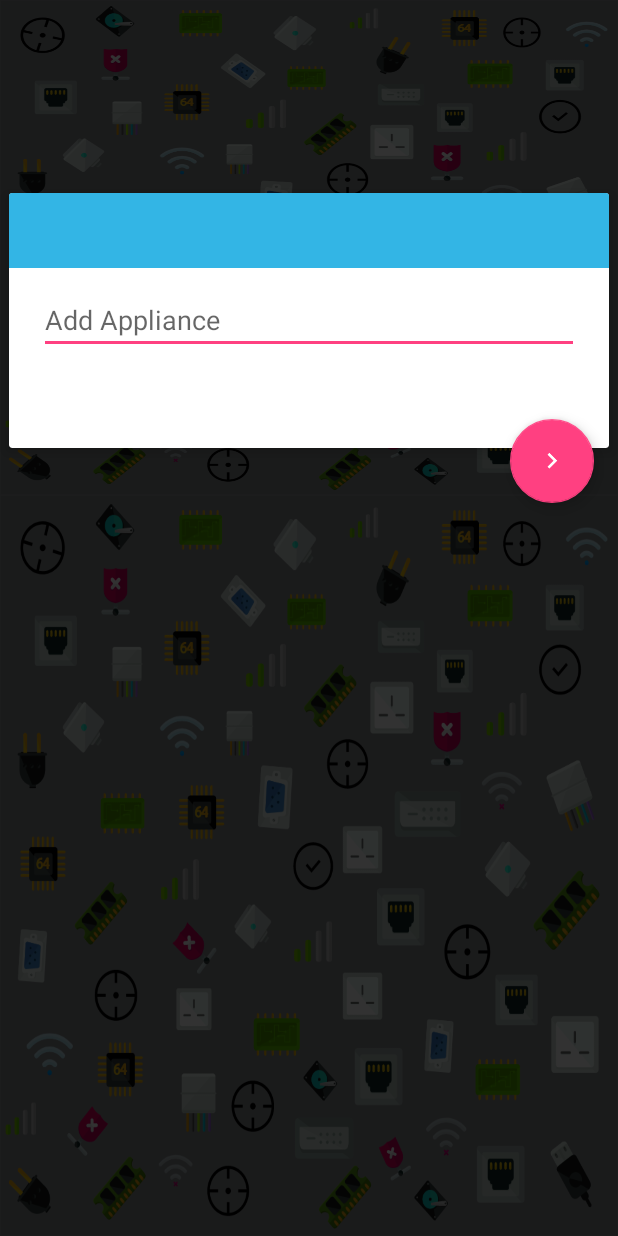
After one commit to amoslarbi/PowerTR, an Android app: the layout addapp.xml on its own in the app's theme, with its tools: preview values and no code run, on a phone screen of 412 x 824 dp. The commit adds this screen. Run offline under Robolectric (Android 15) with nearby library versions, the phone set to English and light mode, and no system bars.

Commit message:
this is 1.0.2

```diff
--- /dev/null
+++ b/app/src/main/res/layout/addapp.xml
@@ -0,0 +1,147 @@
+<android.support.design.widget.CoordinatorLayout
+    xmlns:android="http://schemas.android.com/apk/res/android"
+    xmlns:app="http://schemas.android.com/apk/res-auto"
+    android:layout_width="match_parent"
+    android:layout_height="match_parent">
+
+    <LinearLayout
+        android:layout_width="match_parent"
+        android:layout_height="match_parent"
+        android:orientation="vertical">
+
+
+
+        <LinearLayout
+            android:id="@+id/viewA"
+            android:layout_width="match_parent"
+            android:layout_height="match_parent"
+            android:layout_weight="0.6"
+            android:background="@drawable/background1"
+            android:orientation="horizontal"
+            >
+
+            <RelativeLayout
+                android:id="@+id/belo3w3"
+                android:layout_width="match_parent"
+                android:layout_height="match_parent"
+                android:alpha="0.8"
+                android:background="#000000"
+
+                >
+
+            </RelativeLayout>
+        </LinearLayout>
+
+            <LinearLayout
+            android:id="@+id/viewB"
+            android:layout_width="match_parent"
+            android:layout_height="match_parent"
+            android:layout_weight="0.4"
+            android:background="@drawable/background1"
+            android:orientation="horizontal"
+
+            >
+
+            <RelativeLayout
+                android:id="@+id/below3"
+                android:layout_width="match_parent"
+                android:layout_height="match_parent"
+                android:alpha="0.8"
+                android:background="#000000"
+
+                >
+
+            </RelativeLayout>
+
+        </LinearLayout>
+
+
+
+    </LinearLayout>
+
+    <!--card_view:cardCornerRadius="10dp"-->
+
+    <android.support.v7.widget.CardView
+        android:id="@+id/card_view"
+        xmlns:card_view="http://schemas.android.com/apk/res-auto"
+        xmlns:android="http://schemas.android.com/apk/res/android"
+        android:layout_width="match_parent"
+        android:layout_height="wrap_content"
+        android:layout_centerVertical="true"
+        android:layout_centerHorizontal="true"
+        card_view:cardElevation="5dp"
+        android:layout_marginTop="120dp"
+        card_view:cardUseCompatPadding="true"
+
+        >
+
+
+        <RelativeLayout
+            android:layout_width="match_parent"
+            android:layout_height="170dp"
+            android:layout_marginLeft="12dip"
+            android:layout_marginRight="12dip"
+            android:id="@+id/relativeLayout"
+            android:clipToPadding="false"
+
+            >
+
+
+
+            <EditText
+                android:id="@+id/editText"
+                android:layout_width="match_parent"
+                android:layout_height="wrap_content"
+                android:layout_centerVertical="true"
+                android:layout_marginLeft="8dip"
+                android:layout_marginRight="8dip"
+                android:ems="10"
+                android:hint="Add Appliance"
+                android:inputType="textPersonName"
+
+                />
+
+            <!--<Button-->
+                <!--android:id="@+id/button3"-->
+                <!--android:layout_width="match_parent"-->
+                <!--android:layout_height="wrap_content"-->
+                <!--android:layout_alignParentStart="true"-->
+                <!--android:layout_alignParentLeft="true"-->
+               <!--android:layout_alignParentBottom="true"-->
+                <!--android:background="@color/colorAccent"-->
+                <!--android:textColor="@android:color/white"-->
+                <!--android:layout_marginLeft="10dp"-->
+                <!--android:layout_marginRight="10dp"-->
+                <!--android:text="Post Suggestion" />-->
+
+        </RelativeLayout>
+
+        <RelativeLayout
+            android:layout_width="match_parent"
+            android:layout_height="50dp"
+            android:background="@android:color/holo_blue_light"
+            android:id="@+id/below"
+            android:paddingEnd="10dp"
+            android:paddingStart="10dp"
+            android:paddingLeft="10dp"
+            android:paddingRight="10dp"
+
+            >
+
+        </RelativeLayout>
+
+
+
+    </android.support.v7.widget.CardView>
+
+    <android.support.design.widget.FloatingActionButton
+        android:id="@+id/button3"
+        android:layout_width="wrap_content"
+        android:layout_height="wrap_content"
+        android:layout_margin="16dp"
+        android:clickable="true"
+        android:src="@drawable/lessarrow"
+        app:layout_anchor="@id/card_view"
+        app:layout_anchorGravity="bottom|right|end"/>
+
+</android.support.design.widget.CoordinatorLayout>
--- a/app/src/main/res/layout/app_bar_home.xml
+++ b/app/src/main/res/layout/app_bar_home.xml
@@ -50,6 +50,8 @@
         android:layout_height="wrap_content"
         android:layout_alignParentBottom="true"
         android:src="@drawable/plusone"
+        android:layout_alignParentEnd="true"
+        android:layout_marginRight="10dip"
         android:layout_marginBottom="25dp"
         />
 
```
Also changed, not shown: app/src/main/java/teamragnar/power/Home.java (+141 -41 lines).
